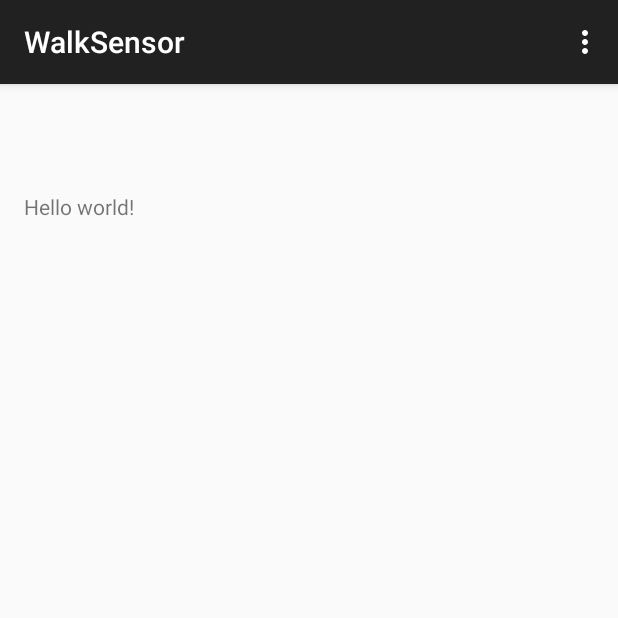
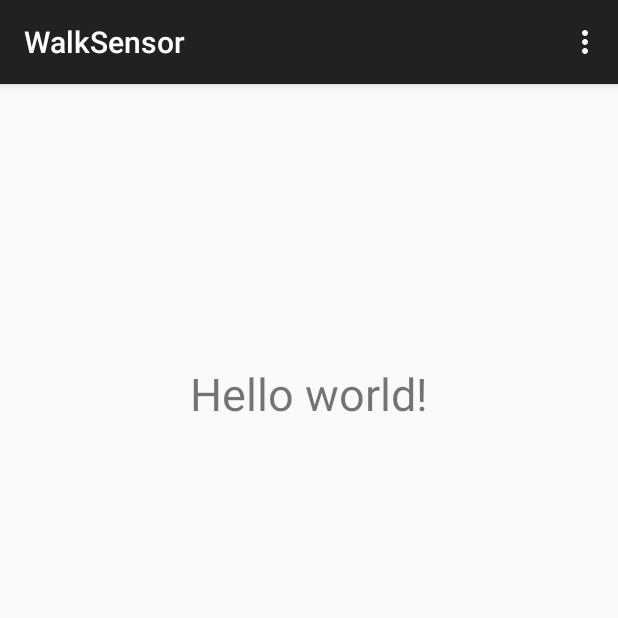
Before and after one commit to ash-at-github/AndroidAppDev, an Android app: the screen it shows after launch (MainActivity), on a phone screen of 412 x 824 dp, the top half of it. Run offline under Robolectric (Android 15) with nearby library versions, the phone set to English and light mode, and no system bars.

Commit message:
Font adjusted

```diff
--- a/WalkSensor2/app/src/main/res/layout/activity_main.xml
+++ b/WalkSensor2/app/src/main/res/layout/activity_main.xml
@@ -7,7 +7,8 @@
 
     <TextView android:text="@string/hello_world" android:layout_width="wrap_content"
         android:layout_height="wrap_content" android:id="@+id/counter"
-        android:layout_marginTop="56dp"
-        android:layout_alignParentLeft="true"
-        android:layout_alignParentStart="true" />
+        android:textSize="30dp"
+        android:layout_alignParentTop="true"
+        android:layout_centerHorizontal="true"
+        android:layout_marginTop="170dp" />
 </RelativeLayout>
```
